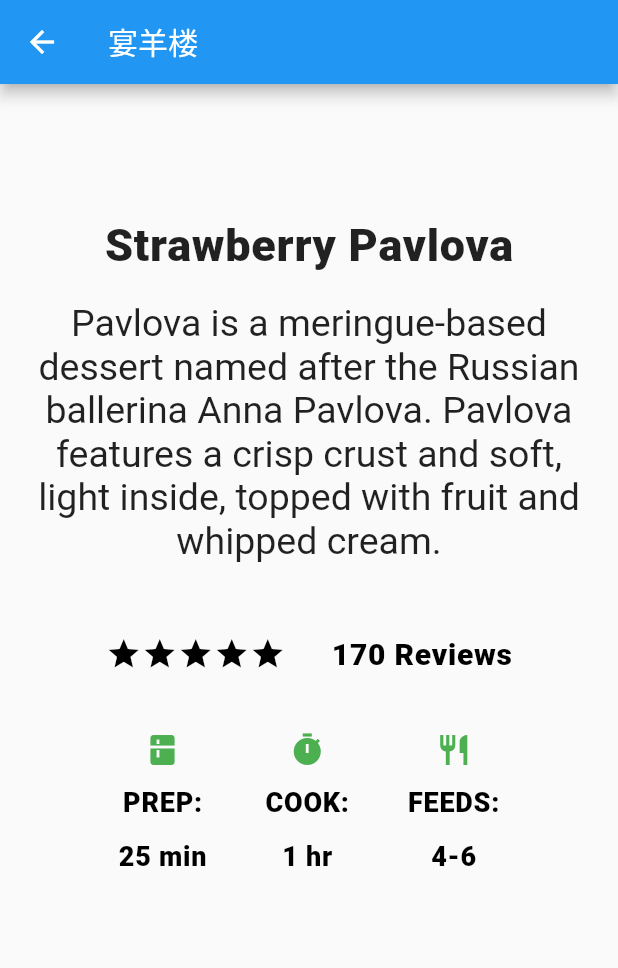
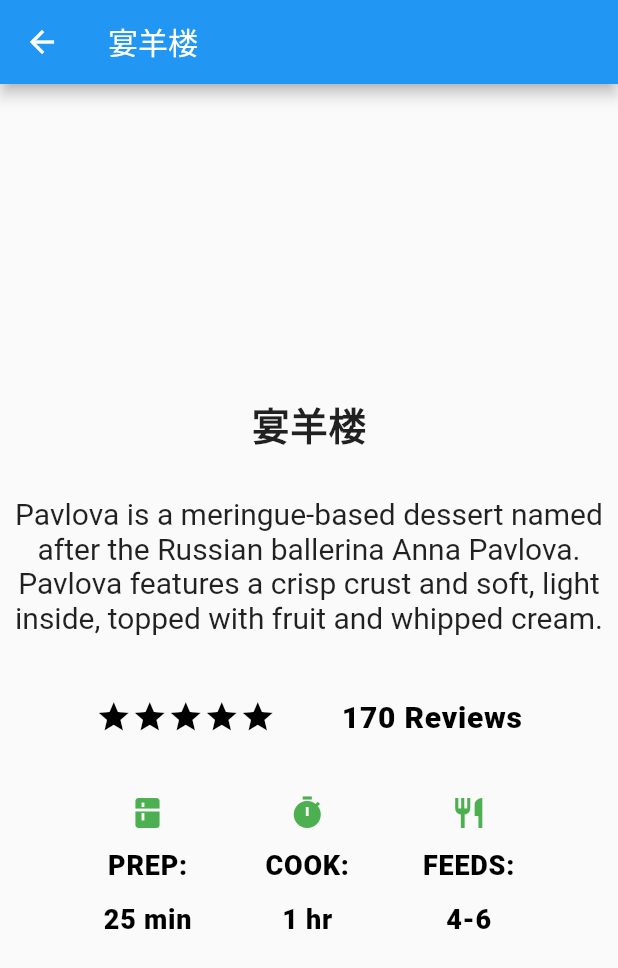
Before and after one commit to xurui1995/flutter_study, a Flutter app: the screen it shows after launch, after a tap on "3.8", on a phone screen of 412 x 824 dp. Shown: the top 968 px of the screen. Run offline on Flutter 3.47's test engine with Material 2 defaults, Android fonts, the phone set to English and light mode, and no system bars; our stand-ins replace shared_preferences; network calls fail; Roboto replaces fonts that are missing (Georgia).

Commit message:
优化界面

```diff
--- a/lib/ItemDetailPage.dart
+++ b/lib/ItemDetailPage.dart
@@ -10,16 +10,18 @@ class ItemDetailPage extends StatefulWidget {
 }
 
 class _DetailHomePageState extends State<ItemDetailPage> {
+
+
   @override
   Widget build(BuildContext context) {
     var titleText = new Container(
-      padding: new EdgeInsets.all(20.0),
+      padding: new EdgeInsets.symmetric(vertical: 30.0),
       child: new Text(
-        'Strawberry Pavlova',
+        widget.title,
         style: new TextStyle(
           fontWeight: FontWeight.w800,
           letterSpacing: 0.5,
-          fontSize: 30.0,
+          fontSize: 25.0,
         ),
       ),
     );
@@ -31,7 +33,7 @@ Pavlova is a meringue-based dessert named after the Russian ballerina Anna Pavlo
       textAlign: TextAlign.center,
       style: new TextStyle(
         fontFamily: 'Georgia',
-        fontSize: 25.0,
+        fontSize: 20.0,
       ),
     );
 
@@ -108,9 +110,9 @@ Pavlova is a meringue-based dessert named after the Russian ballerina Anna Pavlo
       ),
     );
 
-    var leftColumn = new Container(
-      padding: new EdgeInsets.fromLTRB(20.0, 30.0, 20.0, 20.0),
+    var itemDetail = new Container(
       child: new Column(
+        mainAxisAlignment: MainAxisAlignment.center,
         children: [
           titleText,
           subTitle,
@@ -124,10 +126,7 @@ Pavlova is a meringue-based dessert named after the Russian ballerina Anna Pavlo
         title: new Text(widget.title),
       ),
       body: new Center(
-        child: new Container(
-          margin: new EdgeInsets.fromLTRB(0.0, 40.0, 0.0, 30.0),
-          child: leftColumn,
-        ),
+        child: itemDetail,
       ),
     );
   }
--- a/lib/main.dart
+++ b/lib/main.dart
@@ -40,7 +40,8 @@ class MyHomePage extends StatefulWidget {
   _MyHomePageState createState() => new _MyHomePageState();
 }
 
-class _MyHomePageState extends State<MyHomePage> {
+class _MyHomePageState extends State<MyHomePage>
+    with SingleTickerProviderStateMixin {
   List<Restaurant> _restaurants = <Restaurant>[];
 
   List<Restaurant> _goodRestaurants = <Restaurant>[];
@@ -49,6 +50,9 @@ class _MyHomePageState extends State<MyHomePage> {
   var phone = '';
   static const CHANNEL_PACKAGE =
       const MethodChannel('xur.flutter.io/first_flutter');
+
+  AnimationController controller;
+  Animation<double> animation;
 
   Future<Null> _getPhoneMsg() async {
     try {
@@ -74,6 +78,10 @@ class _MyHomePageState extends State<MyHomePage> {
     // _places = new List.generate(100, (i)=>'Restaurant $i');
     _getPhoneMsg();
     listenForPlaces();
+
+    controller = new AnimationController(
+        duration: const Duration(milliseconds: 2000), vsync: this);
+    animation = new Tween(begin: 20.0, end: 300.0).animate(controller);
   }
 
   void listenForPlaces() async {
@@ -91,7 +99,16 @@ class _MyHomePageState extends State<MyHomePage> {
   Widget build(BuildContext context) {
     return new Scaffold(
         appBar: new AppBar(
-          title: new Text(widget.title),
+          title: new Column(
+            mainAxisAlignment: MainAxisAlignment.center,
+            children: <Widget>[
+              new Text(widget.title),
+              new Text(
+                '左滑拉黑 右滑收藏',
+                style: new TextStyle(fontSize: 12.0),
+              )
+            ],
+          ),
           leading: new Icon(Icons.fastfood),
         ),
         body: new Builder(builder: (BuildContext context) {
@@ -209,6 +226,26 @@ class _MyHomePageState extends State<MyHomePage> {
               new Divider(),
               new ListTile(
                   leading: new Icon(
+                    Icons.flight_takeoff,
+                    color: Colors.blue[500],
+                  ),
+                  title: new Text('实验一：启动另一个activity'),
+                  trailing: new Icon(Icons.arrow_right),
+                  onTap: () {
+                    _startSecondActivity();
+                  }),
+              new ListTile(
+                  leading: new Icon(
+                    Icons.flight_takeoff,
+                    color: Colors.blue[500],
+                  ),
+                  title: new Text('实验二：启动动画演示'),
+                  trailing: new Icon(Icons.arrow_right),
+                  onTap: () {
+                    _startAnimation();
+                  }),
+              new ListTile(
+                  leading: new Icon(
                     Icons.exit_to_app,
                     color: Colors.blue[500],
                   ),
@@ -218,6 +255,7 @@ class _MyHomePageState extends State<MyHomePage> {
                     //退出
                     exit(0);
                   }),
+              new AnimatedImg(animation: animation),
             ],
           ),
         ),
@@ -256,4 +294,35 @@ class _MyHomePageState extends State<MyHomePage> {
       prefs.setStringList(spKey, list);
     }
   }
+
+  void _startAnimation() {
+    if (animation.status == AnimationStatus.completed) {
+      controller.reverse();
+    } else if (animation.status == AnimationStatus.dismissed) {
+      controller.forward();
+    }
+  }
+
+  dispose() {
+    controller.dispose();
+    super.dispose();
+  }
+
 }
+
+class AnimatedImg extends AnimatedWidget {
+  AnimatedImg({Key key, Animation<double> animation})
+      : super(key: key, listenable: animation);
+  @override
+  Widget build(BuildContext context) {
+    final Animation<double> animation = listenable;
+    return new Center(
+      child: new Container(
+        margin: new EdgeInsets.symmetric(vertical: 30.0),
+        height: animation.value,
+        width: animation.value,
+        child: new FlutterLogo(),
+      ),
+    );
+  }
+}
```
Also changed, not shown: assets/places.json (+41 -2 lines), 6 other files.
